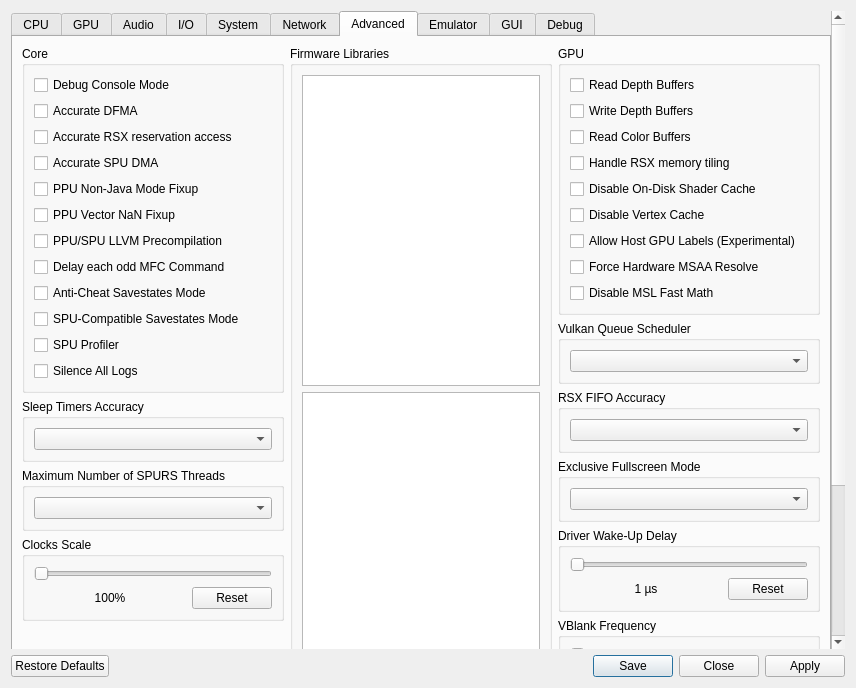
Before: the Qt Designer form rpcs3/rpcs3qt/settings_dialog.ui in Xcedf/rpcs3, drawn with Qt 5.
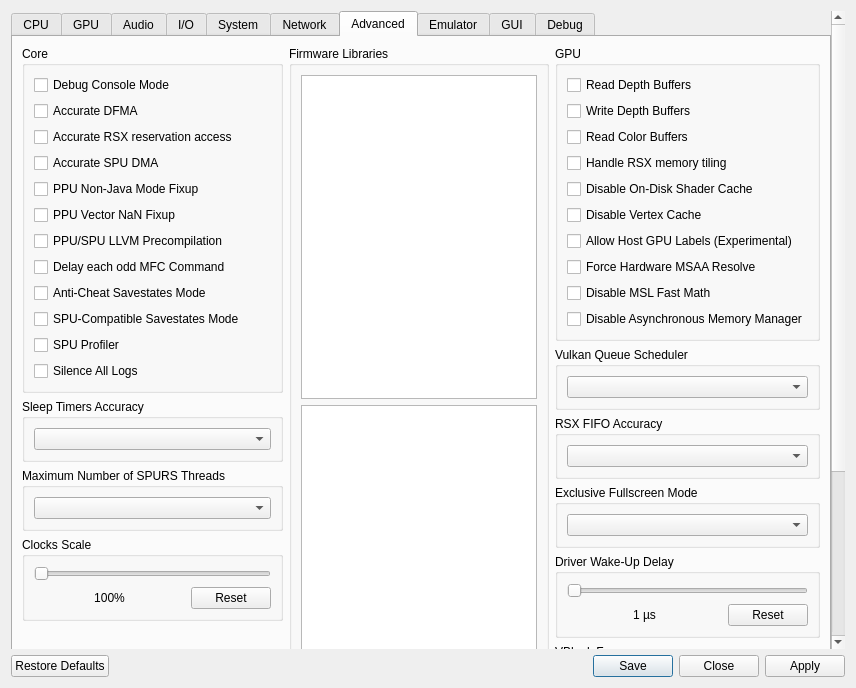
After: the same form once the commit is applied. The open tabs and pages were chosen to show the change. Icons and pictures are not drawn.

Commit message: rsx/qt: Add option to disable async host MM to GUI

What changed in the file:
```diff
--- a/rpcs3/rpcs3qt/settings_dialog.ui
+++ b/rpcs3/rpcs3qt/settings_dialog.ui
@@ -2695,6 +2695,13 @@
                  </property>
                 </widget>
                </item>
+               <item>
+                <widget class="QCheckBox" name="disableAsyncHostMM">
+                 <property name="text">
+                  <string>Disable Asynchronous Memory Manager</string>
+                 </property>
+                </widget>
+               </item>
               </layout>
              </widget>
             </item>
```
The commit also changes 5 other files.
